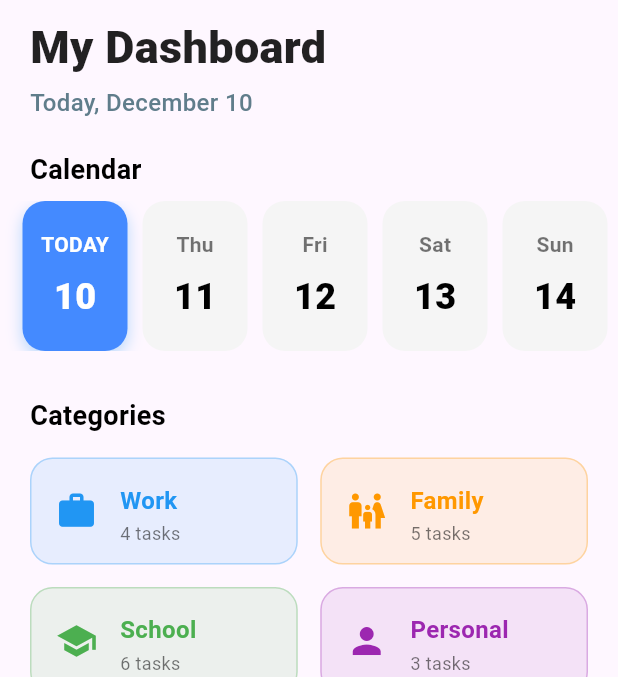
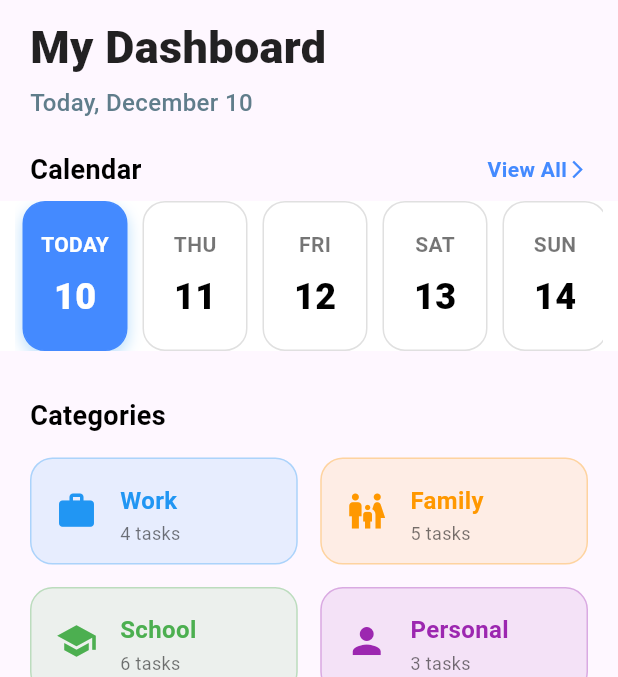
Before and after one commit to dagmm7/TaskTicker-App, a Flutter app: the DashboardScreen screen opened directly, on a phone screen of 412 x 824 dp, the part 84-761 px from its top. Run offline on Flutter 3.47's test engine with Material 3 defaults, Android fonts, the light colour scheme and no system bars; network calls fail.

Commit message:
calander veiw

```diff
--- a/lib/screens/dashboard_screen.dart
+++ b/lib/screens/dashboard_screen.dart
@@ -1,5 +1,6 @@
 import 'package:flutter/material.dart';
 import 'package:intl/intl.dart';
+import 'calandar_view_screen.dart';
 
 // Model for the task categories
 class TaskCategory {
@@ -69,6 +70,24 @@ class _DashboardScreenState extends State<DashboardScreen> {
       _selectedDay.month,
       _selectedDay.day,
     );
+  }
+
+  void _navigateToCalendarView() {
+    // Navigates to the full calendar view screen, passing the selected date
+    // and the callback function for when a new day is selected in the full view.
+    Navigator.of(context).push(
+      MaterialPageRoute(
+        builder: (context) => CalendarViewScreen(
+          selectedDay: _selectedDay, // Now passing the required argument
+          onDaySelected: _onDaySelected, // Now passing the required argument
+        ),
+      ),
+    );
+  }
+
+  List<DateTime> _getSevenDays() {
+    // Assuming _today is defined as DateTime.now() in the state init
+    return List.generate(7, (index) => _today.add(Duration(days: index)));
   }
 
   // Helper to format the date display for the header
@@ -166,9 +185,16 @@ class _DashboardScreenState extends State<DashboardScreen> {
             ),
 
             // 2. Horizontal Calendar View Strip
-            const Padding(
-              padding: EdgeInsets.only(left: 20.0, bottom: 8.0),
-              child: Text(
+            Padding(
+              padding: const EdgeInsets.only(
+                left: 20.0,
+                bottom: 8.0,
+                right: 20.0,
+              ),
+              child: Row(
+                mainAxisAlignment: MainAxisAlignment.spaceBetween,
+                children: [
+                  const Text(
                     "Calendar",
                     style: TextStyle(
                       fontSize: 18,
@@ -176,15 +202,40 @@ class _DashboardScreenState extends State<DashboardScreen> {
                       color: Colors.black,
                     ),
                   ),
+
+                  GestureDetector(
+                    onTap: _navigateToCalendarView,
+                    child: const Row(
+                      children: const [
+                        Text(
+                          'View All',
+                          style: TextStyle(
+                            color: Colors.blueAccent,
+                            fontWeight: FontWeight.w600,
                           ),
-            SizedBox(
+                        ),
+                        Icon(
+                          Icons.arrow_forward_ios,
+                          size: 14,
+                          color: Colors.blueAccent,
+                        ),
+                      ],
+                    ),
+                  ),
+                ],
+              ),
+            ),
+            // Tap anywhere in this area navigates
+            Container(
+              color: Colors
+                  .white, // Necessary for the gesture detector to register taps outside the list items
               height: 100,
+              padding: const EdgeInsets.symmetric(horizontal: 10.0),
               child: ListView.builder(
                 scrollDirection: Axis.horizontal,
-                padding: const EdgeInsets.symmetric(horizontal: 10.0),
                 itemCount: 7, // Show 7 days starting from today
                 itemBuilder: (context, index) {
-                  final day = DateTime.now().add(Duration(days: index));
+                  final day = _getSevenDays()[index];
                   // Normalize both to compare only date parts (year, month, day)
                   final normalizedDay = DateTime(day.year, day.month, day.day);
                   final isSelected = normalizedDay.isAtSameMomentAs(
@@ -194,57 +245,20 @@ class _DashboardScreenState extends State<DashboardScreen> {
                     normalizedToday,
                   );
 
-                  return GestureDetector(
-                    onTap: () => _onDaySelected(day),
-                    child: Container(
-                      width: 70,
-                      margin: const EdgeInsets.symmetric(horizontal: 5.0),
-                      decoration: BoxDecoration(
-                        color: isSelected
-                            ? Colors.blueAccent
-                            : Colors.grey.shade100,
-                        borderRadius: BorderRadius.circular(15),
-                        boxShadow: isSelected
-                            ? [
-                                BoxShadow(
-                                  color: Colors.blue.withOpacity(0.3),
-                                  blurRadius: 8,
-                                  offset: const Offset(0, 4),
-                                ),
-                              ]
-                            : null,
-                      ),
-                      child: Column(
-                        mainAxisAlignment: MainAxisAlignment.center,
-                        children: [
-                          Text(
-                            isToday
-                                ? 'TODAY'
-                                : DateFormat(
-                                    'EEE',
-                                  ).format(day), // Day name (Mon, Tue, etc.)
-                            style: TextStyle(
-                              color: isSelected ? Colors.white : Colors.black54,
-                              fontWeight: FontWeight.bold,
-                              fontSize: 14,
-                            ),
-                          ),
-                          const SizedBox(height: 8),
-                          Text(
-                            day.day.toString(), // Day number (15, 16, etc.)
-                            style: TextStyle(
-                              color: isSelected ? Colors.white : Colors.black,
-                              fontWeight: FontWeight.w900,
-                              fontSize: 24,
-                            ),
-                          ),
-                        ],
-                      ),
-                    ),
+                  // Using DayTile custom widget
+                  return DayTile(
+                    day: day,
+                    isSelected: isSelected,
+                    isToday: isToday,
+                    onTap: () {
+                      // Explicitly call the selection logic when a tile is tapped
+                      _onDaySelected(day);
+                    },
                   );
                 },
               ),
             ),
+
             const SizedBox(height: 30),
 
             // 3. Category GridView (between calendar and tasks list)
@@ -492,3 +506,73 @@ class TaskListItem extends StatelessWidget {
     );
   }
 }
+
+class DayTile extends StatelessWidget {
+  final DateTime day;
+  final bool isSelected;
+  final bool isToday;
+  final VoidCallback onTap;
+
+  const DayTile({
+    super.key,
+    required this.day,
+    required this.isSelected,
+    required this.isToday,
+    required this.onTap,
+  });
+
+  @override
+  Widget build(BuildContext context) {
+    return GestureDetector(
+      onTap: onTap,
+
+      // Wrap in Builder to prevent gesture propagation to parent GestureDetector when tapped
+      child: Container(
+        width: 70,
+        margin: const EdgeInsets.symmetric(horizontal: 5.0),
+        decoration: BoxDecoration(
+          color: isSelected ? Colors.blueAccent : Colors.white,
+          borderRadius: BorderRadius.circular(15),
+          border: Border.all(
+            color: isSelected ? Colors.blueAccent : Colors.grey.shade300,
+          ),
+          boxShadow: isSelected
+              ? [
+                  BoxShadow(
+                    color: Colors.blue.withOpacity(0.3),
+                    blurRadius: 8,
+                    offset: const Offset(0, 4),
+                  ),
+                ]
+              : null,
+        ),
+        child: Column(
+          mainAxisAlignment: MainAxisAlignment.center,
+          children: [
+            Text(
+              isToday
+                  ? 'TODAY'
+                  : DateFormat(
+                      'EEE',
+                    ).format(day).toUpperCase(), // Day name (MON, TUE, etc.)
+              style: TextStyle(
+                color: isSelected ? Colors.white : Colors.black54,
+                fontWeight: FontWeight.bold,
+                fontSize: 14,
+              ),
+            ),
+            const SizedBox(height: 8),
+            Text(
+              day.day.toString(), // Day number (15, 16, etc.)
+              style: TextStyle(
+                color: isSelected ? Colors.white : Colors.black,
+                fontWeight: FontWeight.w900,
+                fontSize: 24,
+              ),
+            ),
+          ],
+        ),
+      ),
+    );
+  }
+}
```
Also changed, not shown: lib/screens/calandar_view_screen.dart (added, +546 -0 lines). Lines whose indentation alone changed are shown as unchanged.
